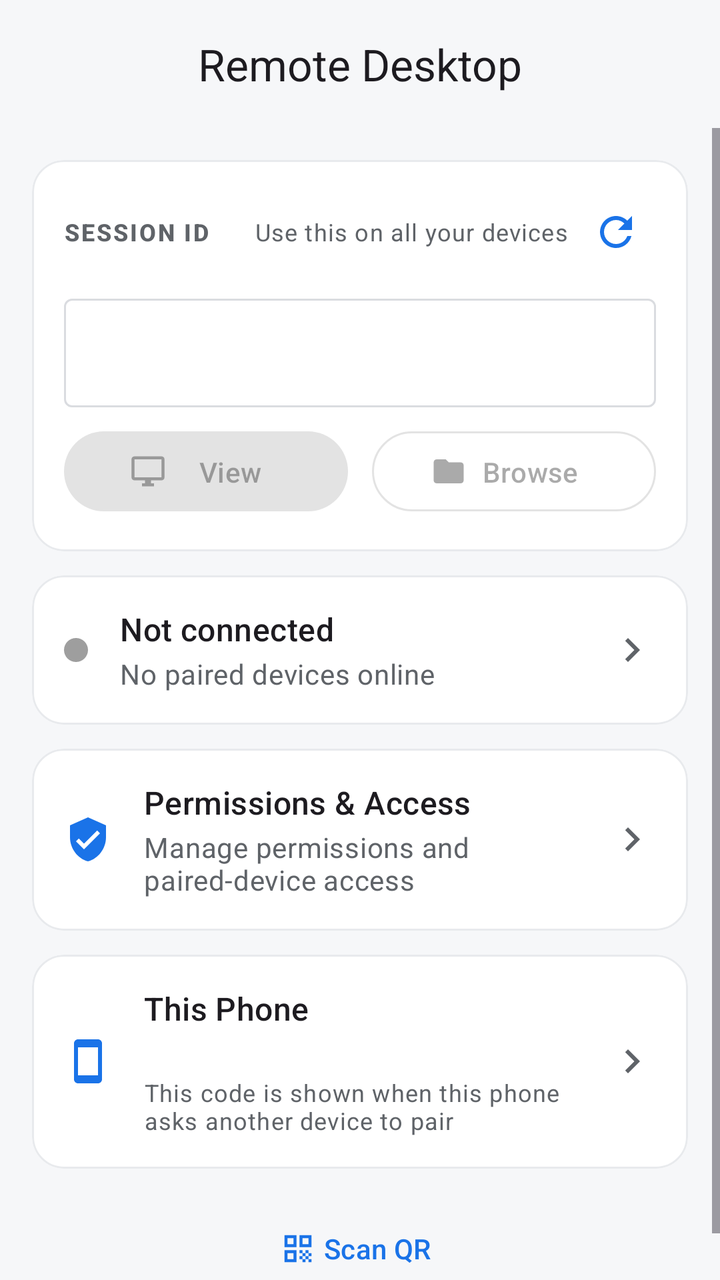
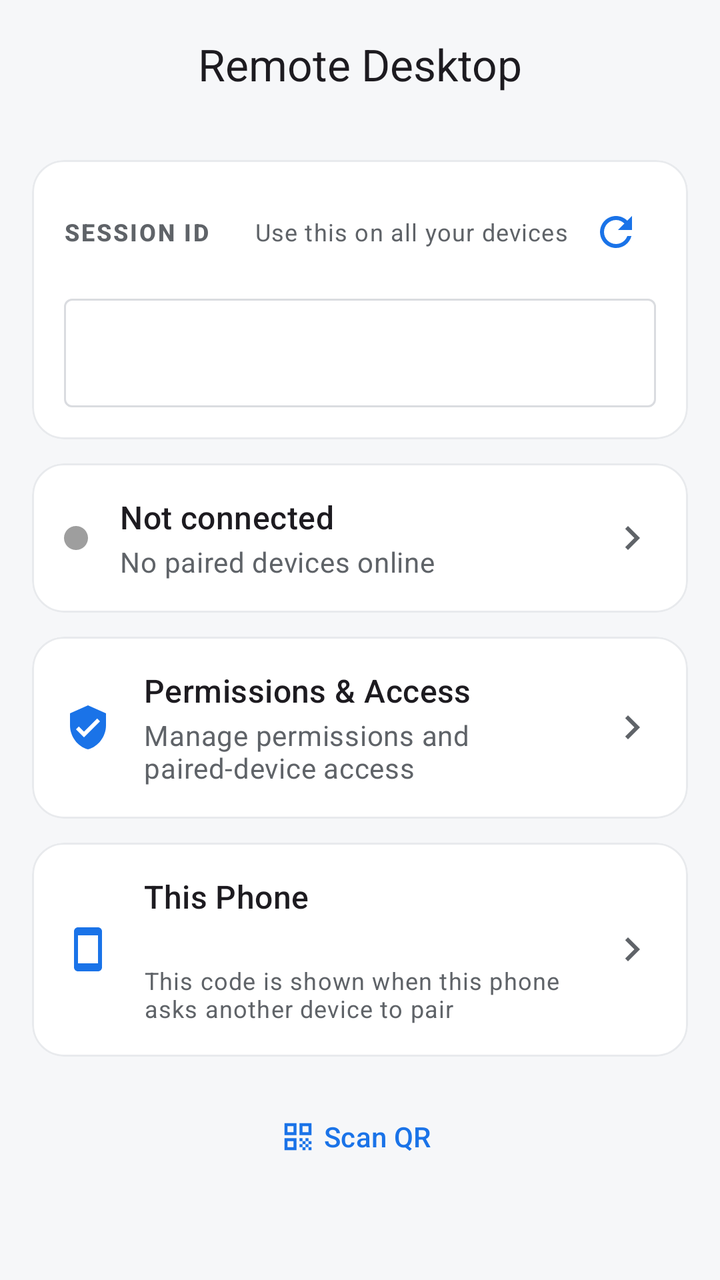

An Android layout rendered at two revisions. The XML below is the earlier revision; the diff shows what the commit changed to produce the second picture.
<!-- AndroidManifest.xml: application theme Theme.RemoteDesktop -->
<!-- res/layout/activity_main.xml -->
<?xml version="1.0" encoding="utf-8"?>
<LinearLayout xmlns:android="http://schemas.android.com/apk/res/android"
    xmlns:app="http://schemas.android.com/apk/res-auto"
    android:layout_width="match_parent"
    android:layout_height="match_parent"
    android:orientation="vertical">

    <com.google.android.material.appbar.MaterialToolbar
        android:id="@+id/toolbar"
        android:layout_width="match_parent"
        android:layout_height="?attr/actionBarSize"
        android:background="@android:color/transparent"
        app:title="Remote Desktop"
        app:titleCentered="true" />

    <ScrollView
        android:layout_width="match_parent"
        android:layout_height="match_parent"
        android:fillViewport="true">

        <LinearLayout
            android:layout_width="match_parent"
            android:layout_height="wrap_content"
            android:orientation="vertical"
            android:padding="16dp">

            
            <com.google.android.material.card.MaterialCardView
                android:layout_width="match_parent"
                android:layout_height="wrap_content"
                style="@style/RdCard">

                <LinearLayout
                    android:layout_width="match_parent"
                    android:layout_height="wrap_content"
                    android:orientation="vertical"
                    android:padding="16dp">

                    <LinearLayout
                        android:layout_width="match_parent"
                        android:layout_height="wrap_content"
                        android:orientation="horizontal"
                        android:gravity="center_vertical">

                        <TextView
                            android:layout_width="wrap_content"
                            android:layout_height="wrap_content"
                            android:text="SESSION ID"
                            android:letterSpacing="0.08"
                            android:textStyle="bold"
                            android:textAppearance="?attr/textAppearanceLabelMedium"
                            android:textColor="?attr/colorOnSurfaceVariant" />

                        <TextView
                            android:layout_width="0dp"
                            android:layout_height="wrap_content"
                            android:layout_weight="1"
                            android:layout_marginStart="12dp"
                            android:gravity="end"
                            android:text="Use this on all your devices"
                            android:textAppearance="?attr/textAppearanceBodySmall"
                            android:textColor="?attr/colorOnSurfaceVariant" />

                        <ImageButton
                            android:id="@+id/regenerateBtn"
                            android:layout_width="40dp"
                            android:layout_height="40dp"
                            android:layout_marginStart="4dp"
                            android:background="?attr/selectableItemBackgroundBorderless"
                            android:contentDescription="Generate a new session ID"
                            android:src="@drawable/ic_refresh"
                            app:tint="?attr/colorPrimary" />
                    </LinearLayout>

                    <com.google.android.material.textfield.TextInputLayout
                        android:layout_width="match_parent"
                        android:layout_height="wrap_content"
                        android:layout_marginTop="8dp"
                        style="@style/Widget.Material3.TextInputLayout.OutlinedBox">

                        <com.google.android.material.textfield.TextInputEditText
                            android:id="@+id/sessionKeyBox"
                            android:layout_width="match_parent"
                            android:layout_height="wrap_content"
                            android:inputType="textNoSuggestions|textMultiLine"
                            android:typeface="monospace"
                            android:textSize="15sp" />
                    </com.google.android.material.textfield.TextInputLayout>

                    <com.google.android.material.button.MaterialButton
                        android:id="@+id/saveBtn"
                        android:layout_width="match_parent"
                        android:layout_height="wrap_content"
                        android:layout_marginTop="8dp"
                        android:text="Save &amp; connect"
                        android:visibility="gone" />

                    <LinearLayout
                        android:layout_width="match_parent"
                        android:layout_height="wrap_content"
                        android:layout_marginTop="8dp"
                        android:orientation="horizontal">

                        <com.google.android.material.button.MaterialButton
                            android:id="@+id/viewDesktopBtn"
                            android:layout_width="0dp"
                            android:layout_height="wrap_content"
                            android:layout_weight="1"
                            android:layout_marginEnd="6dp"
                            android:enabled="false"
                            android:maxLines="1"
                            android:paddingStart="8dp"
                            android:paddingEnd="8dp"
                            android:text="View desktop"
                            app:icon="@drawable/ic_monitor"
                            app:iconGravity="textStart"
                            app:iconSize="18dp"
                            app:iconPadding="6dp" />

                        <com.google.android.material.button.MaterialButton
                            android:id="@+id/filesBtn"
                            android:layout_width="0dp"
                            android:layout_height="wrap_content"
                            android:layout_weight="1"
                            android:layout_marginStart="6dp"
                            android:enabled="false"
                            android:maxLines="1"
                            android:paddingStart="8dp"
                            android:paddingEnd="8dp"
                            android:text="Browse files"
                            app:icon="@drawable/ic_folder"
                            app:iconGravity="textStart"
                            app:iconSize="18dp"
                            app:iconPadding="6dp"
                            style="@style/Widget.Material3.Button.OutlinedButton.Icon" />
                    </LinearLayout>
                </LinearLayout>
            </com.google.android.material.card.MaterialCardView>

            
            <com.google.android.material.card.MaterialCardView
                android:id="@+id/statusCard"
                android:layout_width="match_parent"
                android:layout_height="wrap_content"
                android:layout_marginTop="12dp"
                android:clickable="true"
                android:focusable="true"
                style="@style/RdCard">

                <LinearLayout
                    android:layout_width="match_parent"
                    android:layout_height="wrap_content"
                    android:orientation="horizontal"
                    android:gravity="center_vertical"
                    android:padding="16dp">

                    <ImageView
                        android:id="@+id/statusDot"
                        android:layout_width="12dp"
                        android:layout_height="12dp"
                        android:layout_marginEnd="16dp"
                        android:importantForAccessibility="no"
                        android:src="@drawable/status_dot" />

                    <LinearLayout
                        android:layout_width="0dp"
                        android:layout_height="wrap_content"
                        android:layout_weight="1"
                        android:orientation="vertical">

                        <TextView
                            android:id="@+id/statusTitle"
                            android:layout_width="match_parent"
                            android:layout_height="wrap_content"
                            android:text="Not connected"
                            android:textAppearance="?attr/textAppearanceTitleMedium" />

                        <TextView
                            android:id="@+id/statusSubtitle"
                            android:layout_width="match_parent"
                            android:layout_height="wrap_content"
                            android:layout_marginTop="2dp"
                            android:text="No paired devices online"
                            android:textAppearance="?attr/textAppearanceBodyMedium"
                            android:textColor="?attr/colorOnSurfaceVariant" />
                    </LinearLayout>

                    <ImageView
                        android:layout_width="24dp"
                        android:layout_height="24dp"
                        android:importantForAccessibility="no"
                        android:src="@drawable/ic_chevron_right"
                        app:tint="?attr/colorOnSurfaceVariant" />
                </LinearLayout>
            </com.google.android.material.card.MaterialCardView>

            
            <com.google.android.material.card.MaterialCardView
                android:id="@+id/permissionsCard"
                android:layout_width="match_parent"
                android:layout_height="wrap_content"
                android:layout_marginTop="12dp"
                android:clickable="true"
                android:focusable="true"
                style="@style/RdCard">

                <LinearLayout
                    android:layout_width="match_parent"
                    android:layout_height="wrap_content"
                    android:orientation="horizontal"
                    android:gravity="center_vertical"
                    android:padding="16dp">

                    <ImageView
                        android:layout_width="24dp"
                        android:layout_height="24dp"
                        android:layout_marginEnd="16dp"
                        android:importantForAccessibility="no"
                        android:src="@drawable/ic_shield"
                        app:tint="?attr/colorPrimary" />

                    <LinearLayout
                        android:layout_width="0dp"
                        android:layout_height="wrap_content"
                        android:layout_weight="1"
                        android:orientation="vertical">

                        <TextView
                            android:layout_width="match_parent"
                            android:layout_height="wrap_content"
                            android:text="Permissions &amp; Access"
                            android:textAppearance="?attr/textAppearanceTitleMedium" />

                        <TextView
                            android:id="@+id/permissionsSubtitle"
                            android:layout_width="match_parent"
                            android:layout_height="wrap_content"
                            android:layout_marginTop="2dp"
                            android:text="Manage permissions and paired-device access"
                            android:textAppearance="?attr/textAppearanceBodyMedium"
                            android:textColor="?attr/colorOnSurfaceVariant" />
                    </LinearLayout>

                    <ImageView
                        android:layout_width="24dp"
                        android:layout_height="24dp"
                        android:importantForAccessibility="no"
                        android:src="@drawable/ic_chevron_right"
                        app:tint="?attr/colorOnSurfaceVariant" />
                </LinearLayout>
            </com.google.android.material.card.MaterialCardView>

            
            <com.google.android.material.card.MaterialCardView
                android:id="@+id/thisPhoneCard"
                android:layout_width="match_parent"
                android:layout_height="wrap_content"
                android:layout_marginTop="12dp"
                android:clickable="true"
                android:focusable="true"
                style="@style/RdCard">

                <LinearLayout
                    android:layout_width="match_parent"
                    android:layout_height="wrap_content"
                    android:orientation="horizontal"
                    android:gravity="center_vertical"
                    android:padding="16dp">

                    <ImageView
                        android:layout_width="24dp"
                        android:layout_height="24dp"
                        android:layout_marginEnd="16dp"
                        android:importantForAccessibility="no"
                        android:src="@drawable/ic_smartphone"
                        app:tint="?attr/colorPrimary" />

                    <LinearLayout
                        android:layout_width="0dp"
                        android:layout_height="wrap_content"
                        android:layout_weight="1"
                        android:orientation="vertical">

                        <TextView
                            android:layout_width="match_parent"
                            android:layout_height="wrap_content"
                            android:text="This Phone"
                            android:textAppearance="?attr/textAppearanceTitleMedium" />

                        <TextView
                            android:id="@+id/thisPhoneName"
                            android:layout_width="match_parent"
                            android:layout_height="wrap_content"
                            android:layout_marginTop="2dp"
                            android:textAppearance="?attr/textAppearanceBodyMedium"
                            android:textColor="?attr/colorOnSurfaceVariant" />

                        <TextView
                            android:layout_width="match_parent"
                            android:layout_height="wrap_content"
                            android:layout_marginTop="2dp"
                            android:text="This code is shown when this phone asks another device to pair"
                            android:textAppearance="?attr/textAppearanceBodySmall"
                            android:textColor="?attr/colorOnSurfaceVariant" />
                    </LinearLayout>

                    <ImageView
                        android:layout_width="24dp"
                        android:layout_height="24dp"
                        android:importantForAccessibility="no"
                        android:src="@drawable/ic_chevron_right"
                        app:tint="?attr/colorOnSurfaceVariant" />
                </LinearLayout>
            </com.google.android.material.card.MaterialCardView>

            <com.google.android.material.button.MaterialButton
                android:id="@+id/scanQrBtn"
                android:layout_width="wrap_content"
                android:layout_height="wrap_content"
                android:layout_gravity="center_horizontal"
                android:layout_marginTop="16dp"
                android:text="Scan QR"
                app:icon="@drawable/ic_qr_code"
                style="@style/Widget.Material3.Button.TextButton.Icon" />
        </LinearLayout>
    </ScrollView>
</LinearLayout>
<!-- resources referenced by this layout -->
<resources>
  <!-- drawable ic_chevron_right (drawable) -->
  <vector xmlns:android="http://schemas.android.com/apk/res/android"
      android:width="24dp" android:height="24dp"
      android:viewportWidth="24" android:viewportHeight="24">
      <path android:fillColor="#FF000000"
          android:pathData="M10,6L8.59,7.41 13.17,12l-4.58,4.59L10,18l6,-6z"/>
  </vector>
  <!-- drawable ic_folder (drawable) -->
  <vector xmlns:android="http://schemas.android.com/apk/res/android"
      android:width="24dp" android:height="24dp"
      android:viewportWidth="24" android:viewportHeight="24">
      <path android:fillColor="#FF000000"
          android:pathData="M10,4H4c-1.1,0 -1.99,0.9 -1.99,2L2,18c0,1.1 0.9,2 2,2h16c1.1,0 2,-0.9 2,-2V8c0,-1.1 -0.9,-2 -2,-2h-8l-2,-2z"/>
  </vector>
  <!-- drawable ic_monitor (drawable) -->
  <vector xmlns:android="http://schemas.android.com/apk/res/android"
      android:width="24dp" android:height="24dp"
      android:viewportWidth="24" android:viewportHeight="24">
      <path android:fillColor="#FF000000"
          android:pathData="M21,2H3C1.9,2 1,2.9 1,4v12c0,1.1 0.9,2 2,2h7v2H8v2h8v-2h-2v-2h7c1.1,0 2,-0.9 2,-2V4c0,-1.1 -0.9,-2 -2,-2zM21,16H3V4h18v12z"/>
  </vector>
  <!-- drawable ic_qr_code (drawable) -->
  <vector xmlns:android="http://schemas.android.com/apk/res/android"
      android:width="24dp" android:height="24dp"
      android:viewportWidth="24" android:viewportHeight="24">
      <path android:fillColor="#FF000000"
          android:pathData="M3,11h8V3H3v8zM5,5h4v4H5V5zM3,21h8v-8H3v8zM5,15h4v4H5v-4zM13,3v8h8V3h-8zM19,9h-4V5h4v4zM13,13h2v2h-2zM15,15h2v2h-2zM13,17h2v2h-2zM15,19h2v2h-2zM17,17h2v2h-2zM17,13h2v2h-2zM19,15h2v2h-2zM19,19h2v2h-2z"/>
  </vector>
  <!-- drawable ic_shield (drawable) -->
  <vector xmlns:android="http://schemas.android.com/apk/res/android"
      android:width="24dp" android:height="24dp"
      android:viewportWidth="24" android:viewportHeight="24">
      <path android:fillColor="#FF000000"
          android:pathData="M12,1L3,5v6c0,5.55 3.84,10.74 9,12 5.16,-1.26 9,-6.45 9,-12V5L12,1zM10,17l-4,-4 1.41,-1.41L10,14.17l6.59,-6.59L18,9l-8,8z"/>
  </vector>
  <!-- drawable ic_smartphone (drawable) -->
  <vector xmlns:android="http://schemas.android.com/apk/res/android"
      android:width="24dp" android:height="24dp"
      android:viewportWidth="24" android:viewportHeight="24">
      <path android:fillColor="#FF000000"
          android:pathData="M17,1.01L7,1c-1.1,0 -2,0.9 -2,2v18c0,1.1 0.9,2 2,2h10c1.1,0 2,-0.9 2,-2V3c0,-1.1 -0.9,-1.99 -2,-1.99zM17,19H7V5h10v14z"/>
  </vector>
  <!-- drawable status_dot (drawable) -->
  <shape xmlns:android="http://schemas.android.com/apk/res/android"
      android:shape="oval">
      <solid android:color="#9E9E9E" />
      <size android:width="12dp" android:height="12dp" />
  </shape>
  <style name="RdCard" parent="Widget.Material3.CardView.Outlined">
          <item name="cardBackgroundColor">?attr/colorSurface</item>
          <item name="strokeColor">?attr/colorOutlineVariant</item>
          <item name="strokeWidth">1dp</item>
          <item name="cardCornerRadius">16dp</item>
          <item name="cardElevation">0dp</item>
      </style>
  <color name="rd_primary">#1A73E8</color>
  <color name="rd_on_primary">#FFFFFF</color>
  <color name="rd_primary_container">#D3E3FD</color>
  <color name="rd_on_primary_container">#041E49</color>
  <color name="rd_surface">#FFFFFF</color>
  <color name="rd_on_surface">#1F1F1F</color>
  <color name="rd_surface_variant">#F1F3F4</color>
  <color name="rd_on_surface_variant">#5F6368</color>
  <color name="rd_outline">#DADCE0</color>
  <color name="rd_outline_variant">#E8EAED</color>
  <color name="rd_background">#F6F7F9</color>
</resources>

<!-- the commit's change to res/layout/activity_main.xml (unified diff, before → after) -->
@@ -94,12 +94,78 @@
                         android:layout_marginTop="8dp"
                         android:text="Save &amp; connect"
                         android:visibility="gone" />
-
-                    <LinearLayout
-                        android:layout_width="match_parent"
-                        android:layout_height="wrap_content"
-                        android:layout_marginTop="8dp"
-                        android:orientation="horizontal">
+                </LinearLayout>
+            </com.google.android.material.card.MaterialCardView>
+
+            
+            <com.google.android.material.card.MaterialCardView
+                android:id="@+id/statusCard"
+                android:layout_width="match_parent"
+                android:layout_height="wrap_content"
+                android:layout_marginTop="12dp"
+                android:clickable="true"
+                android:focusable="true"
+                style="@style/RdCard">
+
+                <LinearLayout
+                    android:layout_width="match_parent"
+                    android:layout_height="wrap_content"
+                    android:orientation="vertical"
+                    android:padding="16dp">
+
+                    <LinearLayout
+                        android:layout_width="match_parent"
+                        android:layout_height="wrap_content"
+                        android:orientation="horizontal"
+                        android:gravity="center_vertical">
+
+                        <ImageView
+                            android:id="@+id/statusDot"
+                            android:layout_width="12dp"
+                            android:layout_height="12dp"
+                            android:layout_marginEnd="16dp"
+                            android:importantForAccessibility="no"
+                            android:src="@drawable/status_dot" />
+
+                        <LinearLayout
+                            android:layout_width="0dp"
+                            android:layout_height="wrap_content"
+                            android:layout_weight="1"
+                            android:orientation="vertical">
+
+                            <TextView
+                                android:id="@+id/statusTitle"
+                                android:layout_width="match_parent"
+                                android:layout_height="wrap_content"
+                                android:text="Not connected"
+                                android:textAppearance="?attr/textAppearanceTitleMedium" />
+
+                            <TextView
+                                android:id="@+id/statusSubtitle"
+                                android:layout_width="match_parent"
+                                android:layout_height="wrap_content"
+                                android:layout_marginTop="2dp"
+                                android:text="No paired devices online"
+                                android:textAppearance="?attr/textAppearanceBodyMedium"
+                                android:textColor="?attr/colorOnSurfaceVariant" />
+                        </LinearLayout>
+
+                        <ImageView
+                            android:layout_width="24dp"
+                            android:layout_height="24dp"
+                            android:importantForAccessibility="no"
+                            android:src="@drawable/ic_chevron_right"
+                            app:tint="?attr/colorOnSurfaceVariant" />
+                    </LinearLayout>
+
+                    
+                    <LinearLayout
+                        android:id="@+id/deviceActionsRow"
+                        android:layout_width="match_parent"
+                        android:layout_height="wrap_content"
+                        android:layout_marginTop="12dp"
+                        android:orientation="horizontal"
+                        android:visibility="gone">
 
                         <com.google.android.material.button.MaterialButton
                             android:id="@+id/viewDesktopBtn"
@@ -107,7 +173,6 @@
                             android:layout_height="wrap_content"
                             android:layout_weight="1"
                             android:layout_marginEnd="6dp"
-                            android:enabled="false"
                             android:maxLines="1"
                             android:paddingStart="8dp"
                             android:paddingEnd="8dp"
@@ -123,7 +188,6 @@
                             android:layout_height="wrap_content"
                             android:layout_weight="1"
                             android:layout_marginStart="6dp"
-                            android:enabled="false"
                             android:maxLines="1"
                             android:paddingStart="8dp"
                             android:paddingEnd="8dp"
@@ -139,7 +203,7 @@
 
             
             <com.google.android.material.card.MaterialCardView
-                android:id="@+id/statusCard"
+                android:id="@+id/permissionsCard"
                 android:layout_width="match_parent"
                 android:layout_height="wrap_content"
                 android:layout_marginTop="12dp"
@@ -155,12 +219,12 @@
                     android:padding="16dp">
 
                     <ImageView
-                        android:id="@+id/statusDot"
-                        android:layout_width="12dp"
-                        android:layout_height="12dp"
+                        android:layout_width="24dp"
+                        android:layout_height="24dp"
                         android:layout_marginEnd="16dp"
                         android:importantForAccessibility="no"
-                        android:src="@drawable/status_dot" />
+                        android:src="@drawable/ic_shield"
+                        app:tint="?attr/colorPrimary" />
 
                     <LinearLayout
                         android:layout_width="0dp"
@@ -169,18 +233,17 @@
                         android:orientation="vertical">
 
                         <TextView
-                            android:id="@+id/statusTitle"
-                            android:layout_width="match_parent"
-                            android:layout_height="wrap_content"
-                            android:text="Not connected"
+                            android:layout_width="match_parent"
+                            android:layout_height="wrap_content"
+                            android:text="Permissions &amp; Access"
                             android:textAppearance="?attr/textAppearanceTitleMedium" />
 
                         <TextView
-                            android:id="@+id/statusSubtitle"
+                            android:id="@+id/permissionsSubtitle"
                             android:layout_width="match_parent"
                             android:layout_height="wrap_content"
                             android:layout_marginTop="2dp"
-                            android:text="No paired devices online"
+                            android:text="Manage permissions and paired-device access"
                             android:textAppearance="?attr/textAppearanceBodyMedium"
                             android:textColor="?attr/colorOnSurfaceVariant" />
                     </LinearLayout>
@@ -196,7 +259,7 @@
 
             
             <com.google.android.material.card.MaterialCardView
-                android:id="@+id/permissionsCard"
+                android:id="@+id/thisPhoneCard"
                 android:layout_width="match_parent"
                 android:layout_height="wrap_content"
                 android:layout_marginTop="12dp"
@@ -216,7 +279,7 @@
                         android:layout_height="24dp"
                         android:layout_marginEnd="16dp"
                         android:importantForAccessibility="no"
-                        android:src="@drawable/ic_shield"
+                        android:src="@drawable/ic_smartphone"
                         app:tint="?attr/colorPrimary" />
 
                     <LinearLayout
@@ -228,16 +291,23 @@
                         <TextView
                             android:layout_width="match_parent"
                             android:layout_height="wrap_content"
-                            android:text="Permissions &amp; Access"
+                            android:text="This Phone"
                             android:textAppearance="?attr/textAppearanceTitleMedium" />
 
                         <TextView
-                            android:id="@+id/permissionsSubtitle"
+                            android:id="@+id/thisPhoneName"
                             android:layout_width="match_parent"
                             android:layout_height="wrap_content"
                             android:layout_marginTop="2dp"
-                            android:text="Manage permissions and paired-device access"
                             android:textAppearance="?attr/textAppearanceBodyMedium"
+                            android:textColor="?attr/colorOnSurfaceVariant" />
+
+                        <TextView
+                            android:layout_width="match_parent"
+                            android:layout_height="wrap_content"
+                            android:layout_marginTop="2dp"
+                            android:text="This code is shown when this phone asks another device to pair"
+                            android:textAppearance="?attr/textAppearanceBodySmall"
                             android:textColor="?attr/colorOnSurfaceVariant" />
                     </LinearLayout>
 
@@ -250,69 +320,6 @@
                 </LinearLayout>
             </com.google.android.material.card.MaterialCardView>
 
-            
-            <com.google.android.material.card.MaterialCardView
-                android:id="@+id/thisPhoneCard"
-                android:layout_width="match_parent"
-                android:layout_height="wrap_content"
-                android:layout_marginTop="12dp"
-                android:clickable="true"
-                android:focusable="true"
-                style="@style/RdCard">
-
-                <LinearLayout
-                    android:layout_width="match_parent"
-                    android:layout_height="wrap_content"
-                    android:orientation="horizontal"
-                    android:gravity="center_vertical"
-                    android:padding="16dp">
-
-                    <ImageView
-                        android:layout_width="24dp"
-                        android:layout_height="24dp"
-                        android:layout_marginEnd="16dp"
-                        android:importantForAccessibility="no"
-                        android:src="@drawable/ic_smartphone"
-                        app:tint="?attr/colorPrimary" />
-
-                    <LinearLayout
-                        android:layout_width="0dp"
-                        android:layout_height="wrap_content"
-                        android:layout_weight="1"
-                        android:orientation="vertical">
-
-                        <TextView
-                            android:layout_width="match_parent"
-                            android:layout_height="wrap_content"
-                            android:text="This Phone"
-                            android:textAppearance="?attr/textAppearanceTitleMedium" />
-
-                        <TextView
-                            android:id="@+id/thisPhoneName"
-                            android:layout_width="match_parent"
-                            android:layout_height="wrap_content"
-                            android:layout_marginTop="2dp"
-                            android:textAppearance="?attr/textAppearanceBodyMedium"
-                            android:textColor="?attr/colorOnSurfaceVariant" />
-
-                        <TextView
-                            android:layout_width="match_parent"
-                            android:layout_height="wrap_content"
-                            android:layout_marginTop="2dp"
-                            android:text="This code is shown when this phone asks another device to pair"
-                            android:textAppearance="?attr/textAppearanceBodySmall"
-                            android:textColor="?attr/colorOnSurfaceVariant" />
-                    </LinearLayout>
-
-                    <ImageView
-                        android:layout_width="24dp"
-                        android:layout_height="24dp"
-                        android:importantForAccessibility="no"
-                        android:src="@drawable/ic_chevron_right"
-                        app:tint="?attr/colorOnSurfaceVariant" />
-                </LinearLayout>
-            </com.google.android.material.card.MaterialCardView>
-
             <com.google.android.material.button.MaterialButton
                 android:id="@+id/scanQrBtn"
                 android:layout_width="wrap_content"
